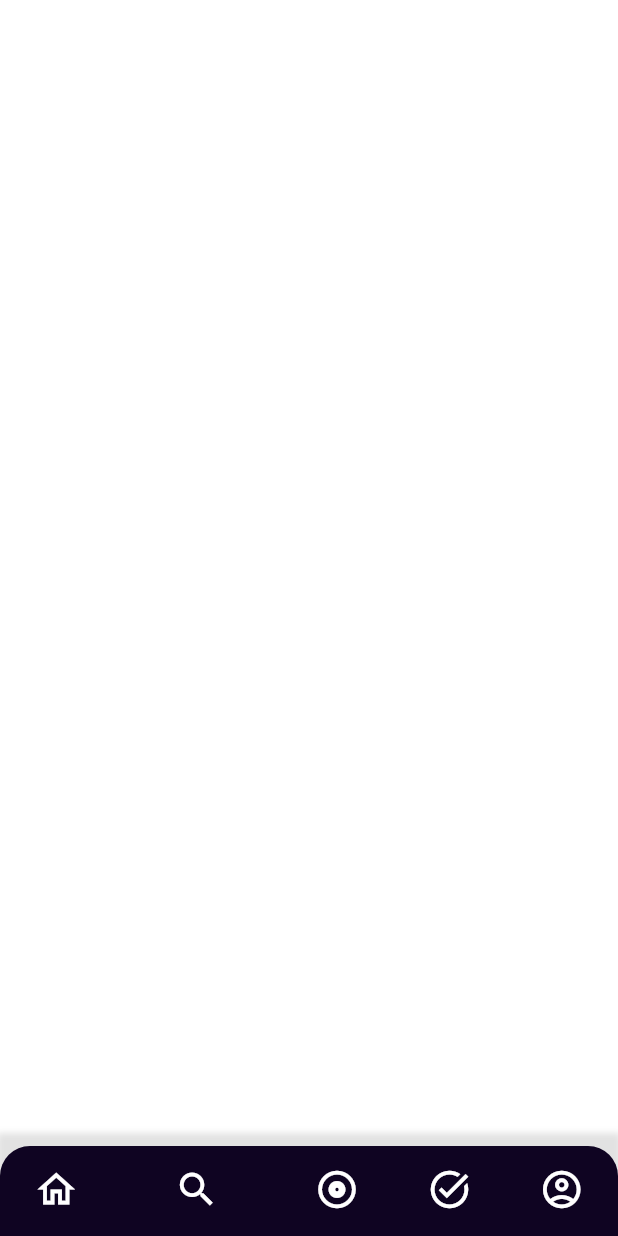
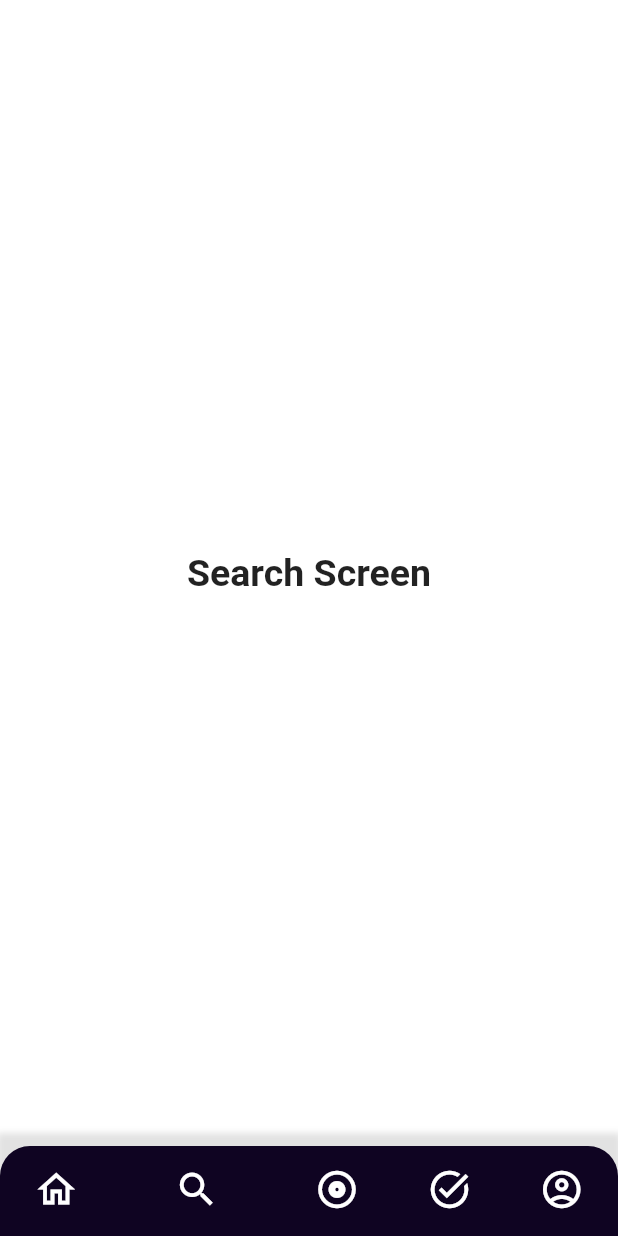
Before and after one commit to Olaoluwa1995/flutter_design_task, a Flutter app: the screen it shows after launch, item 2 of the bottom bar chosen, on a phone screen of 412 x 824 dp. Run offline on Flutter 3.47's test engine with Material 2 defaults, Android fonts, the phone set to English and light mode, and no system bars.

Commit message:
Added text to empty screens

```diff
--- a/lib/views/tab_views.dart
+++ b/lib/views/tab_views.dart
@@ -20,10 +20,10 @@ class _TabViewsState extends State<TabViews> {
 
   final List<Widget> _children = [
     const HomeScreen(),
-    Container(),
-    Container(),
-    Container(),
-    Container(),
+    const _Screen(screenTitle: 'Search Screen'),
+    const _Screen(screenTitle: 'Trending Screen'),
+    const _Screen(screenTitle: 'Payment Screen'),
+    const _Screen(screenTitle: 'Profile Screen'),
   ];
 
   @override
@@ -53,3 +53,25 @@ class _TabViewsState extends State<TabViews> {
     );
   }
 }
+
+class _Screen extends StatelessWidget {
+  const _Screen({
+    Key? key,
+    required this.screenTitle,
+  }) : super(key: key);
+
+  final String screenTitle;
+
+  @override
+  Widget build(BuildContext context) {
+    return Center(
+      child: Text(
+        screenTitle,
+        style: const TextStyle(
+          fontSize: 25,
+          fontWeight: FontWeight.w600,
+        ),
+      ),
+    );
+  }
+}
```
